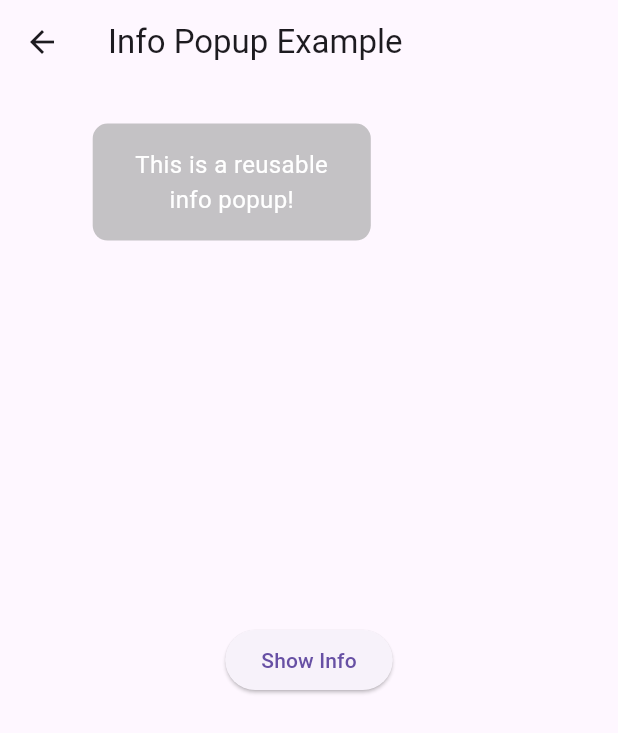
After one commit to Dada6x/Monumental-habits, a Flutter app: the InfoPopupExample screen opened directly, after a tap on "Show Info", on a phone screen of 412 x 824 dp. The commit adds this screen. Shown: the top 733 px of the screen. Run offline on Flutter 3.47's test engine with Material 3 defaults, Android fonts, the phone set to English and light mode, and no system bars; our stand-ins replace flutter_svg, get, smooth_page_indicator; project files that could hold a hidden picture were left out.

```diff
--- a/lib/auth/forgetPassword.dart
+++ b/lib/auth/pages/forgetPassword.dart
@@ -2,7 +2,7 @@ import 'package:flutter/material.dart';
 import 'package:flutter_svg/svg.dart';
 import 'package:get/get_core/src/get_main.dart';
 import 'package:get/get_navigation/get_navigation.dart';
-import 'package:monumental_habits/auth/Auth.dart';
+import 'package:monumental_habits/auth/pages/Auth.dart';
 import 'package:monumental_habits/util/helper.dart';
 import 'package:monumental_habits/widgets/Buttons.dart';
 import 'package:monumental_habits/widgets/textfield.dart';
@@ -36,7 +36,7 @@ class forgetPassword extends StatelessWidget {
             Center(child: SvgPicture.asset("assets/images/ForgotPassword.svg")),
             Padding(
               padding: const EdgeInsets.all(20),
-              //! put the container in the util
+              //! put the contianer in helper nigga
               child: Container(
                 decoration: BoxDecoration(
                   borderRadius: BorderRadius.circular(16),
--- a/lib/auth/loginform.dart
+++ b/lib/auth/pages/loginform.dart
@@ -1,6 +1,6 @@
 import 'package:flutter/material.dart';
 import 'package:get/get.dart';
-import 'package:monumental_habits/auth/forgetPassword.dart';
+import 'package:monumental_habits/auth/pages/forgetPassword.dart';
 import 'package:monumental_habits/util/helper.dart';
 import 'package:monumental_habits/util/sizedconfig.dart';
 import 'package:monumental_habits/widgets/Buttons.dart';
--- a/lib/introductionScreens.dart
+++ b/lib/introductionScreens.dart
@@ -2,7 +2,7 @@ import 'package:flutter/material.dart';
 import 'package:flutter_svg/flutter_svg.dart';
 import 'package:get/get_core/src/get_main.dart';
 import 'package:get/get_navigation/get_navigation.dart';
-import 'package:monumental_habits/auth/Auth.dart';
+import 'package:monumental_habits/auth/pages/Auth.dart';
 import 'package:monumental_habits/util/helper.dart';
 import 'package:monumental_habits/widgets/Buttons.dart';
 import 'package:smooth_page_indicator/smooth_page_indicator.dart';
--- a/lib/main.dart
+++ b/lib/main.dart
@@ -1,9 +1,10 @@
 import 'package:flutter/material.dart';
 import 'package:get/get_navigation/get_navigation.dart';
-import 'package:monumental_habits/auth/Auth.dart';
+import 'package:monumental_habits/auth/pages/Auth.dart';
 import 'package:monumental_habits/introductionScreens.dart';
 
 import 'package:monumental_habits/util/sizedconfig.dart';
+import 'package:monumental_habits/widgets/blureelement.dart';
 
 void main() {
   runApp(const MyApp());
@@ -19,7 +20,7 @@ class MyApp extends StatelessWidget {
       home: Builder(
         builder: (context) {
           SizeConfig.init(context); // Initialize screen size
-          return const Auth();
+          return const Intropages();
         },
       ),
     );
--- a/lib/util/helper.dart
+++ b/lib/util/helper.dart
@@ -1,12 +1,11 @@
-//! Define the used color
 import 'package:flutter/material.dart';
 
+//! Define the used color
 const orange = 0xFFFDA758;
 const creamybackground = 0xFFFEF2E8;
 const background = 0xFFFFF3E9;
 const darkPurple = 0xFF573353;
 const lightOrange = 0xFFFFF6ED;
-
 //? Define the images and visuals like this in a folder
 const habits = "assets/images/Habits.svg";
 const intro1 = "assets/images/intro1.svg";
@@ -17,9 +16,6 @@ const signupImg = "assets/images/CreateYourAccount.svg";
 //! define an textStyle with the color and the size fixed
 // make reusable widgets
 //!
-// font grey color 0xFFAA929D
-// font for somethings is the same orange
-
 const TextStyle klasik = TextStyle(
   fontFamily: "Klasik",
   fontSize: 17,
--- /dev/null
+++ b/lib/widgets/blureelement.dart
@@ -0,0 +1,60 @@
+import 'package:flutter/material.dart';
+
+class InfoPopupExample extends StatelessWidget {
+  @override
+  Widget build(BuildContext context) {
+    return Scaffold(
+      appBar: AppBar(title: const Text("Info Popup Example")),
+      body: Center(
+        child: ElevatedButton(
+          onPressed: () {
+            showInfoPopup(context, "This is a reusable info popup!");
+          },
+          child: const Text("Show Info"),
+        ),
+      ),
+    );
+  }
+}
+
+/// 📌 Reusable function to show an info popup
+void showInfoPopup(BuildContext context, String text) {
+  OverlayState overlayState = Overlay.of(context);
+  OverlayEntry overlayEntry;
+
+  overlayEntry = OverlayEntry(
+    builder: (context) => Positioned(
+      top:
+          MediaQuery.of(context).size.height * 0.1, // Adjust position as needed
+      left: MediaQuery.of(context).size.width * 0.15,
+      right: MediaQuery.of(context).size.width * 0.4,
+      child: Material(
+        color: Colors.transparent,
+        child: AnimatedOpacity(
+          duration: const Duration(milliseconds: 500),
+          opacity: 1.0,
+          child: Container(
+            padding: const EdgeInsets.all(16),
+            decoration: BoxDecoration(
+              color: Colors.grey.withOpacity(0.6),
+              borderRadius: BorderRadius.circular(10),
+            ),
+            child: Text(
+              text,
+              style: const TextStyle(color: Colors.white, fontSize: 16),
+              textAlign: TextAlign.center,
+            ),
+          ),
+        ),
+      ),
+    ),
+  );
+
+  // Insert the overlay
+  overlayState.insert(overlayEntry);
+
+  // Remove the popup after 3 seconds
+  Future.delayed(const Duration(seconds: 3), () {
+    overlayEntry.remove();
+  });
+}
```
Also changed, not shown: lib/auth/pages/Auth.dart (renamed from lib/auth/Auth.dart, +19 -8 lines), lib/auth/pages/SIgnupForm.dart (renamed from lib/auth/SIgnupForm.dart, +11 -3 lines), lib/auth/pages/personalInfo.dart (added, +94 -0 lines), lib/widgets/textfield.dart (+30 -2 lines), assets/images/BackgroundClouds.svg (added), assets/images/Fade.png (deleted), assets/images/GoogleIcon.png (deleted), assets/images/Header.png (deleted), assets/images/Iconsback.png (added), assets/images/Mask Group.png (deleted), assets/images/Rectangle 23867.png (deleted), assets/images/mailImage.svg (added), assets/images/question.png (deleted).
